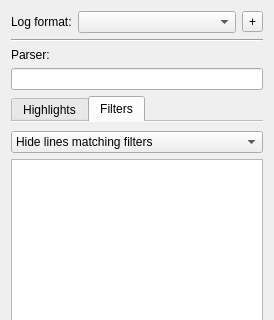
Above: src/ui/LogFormatWidget.ui from agateau/lovi before the change; both pictures show x 0 to 274 and y 0 to 320 of the 274 by 492 pixel window. Below: the same form after it.
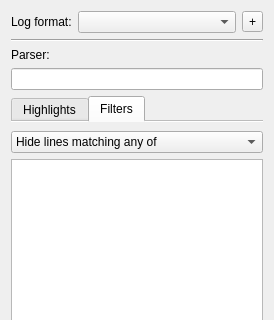
That is the form after the change. Icons and pictures are not drawn. Custom widgets are drawn as their Qt base class.

Commit message: Improve filter mode wording

Diff of the .ui file:
```diff
--- a/src/ui/LogFormatWidget.ui
+++ b/src/ui/LogFormatWidget.ui
@@ -178,7 +178,7 @@
         <widget class="QComboBox" name="filterModeComboBox">
          <item>
           <property name="text">
-           <string>Hide lines matching filters</string>
+           <string>Hide lines matching any of</string>
           </property>
          </item>
          <item>
```
Left out of the diff: 2 changed lines with no effect on the pictures.
